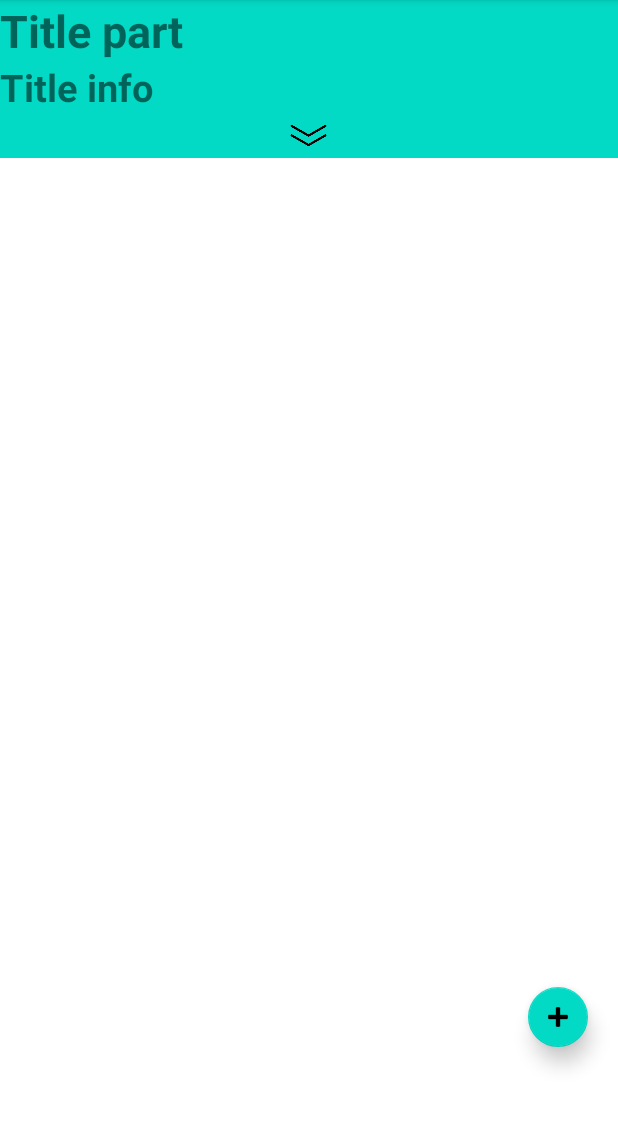
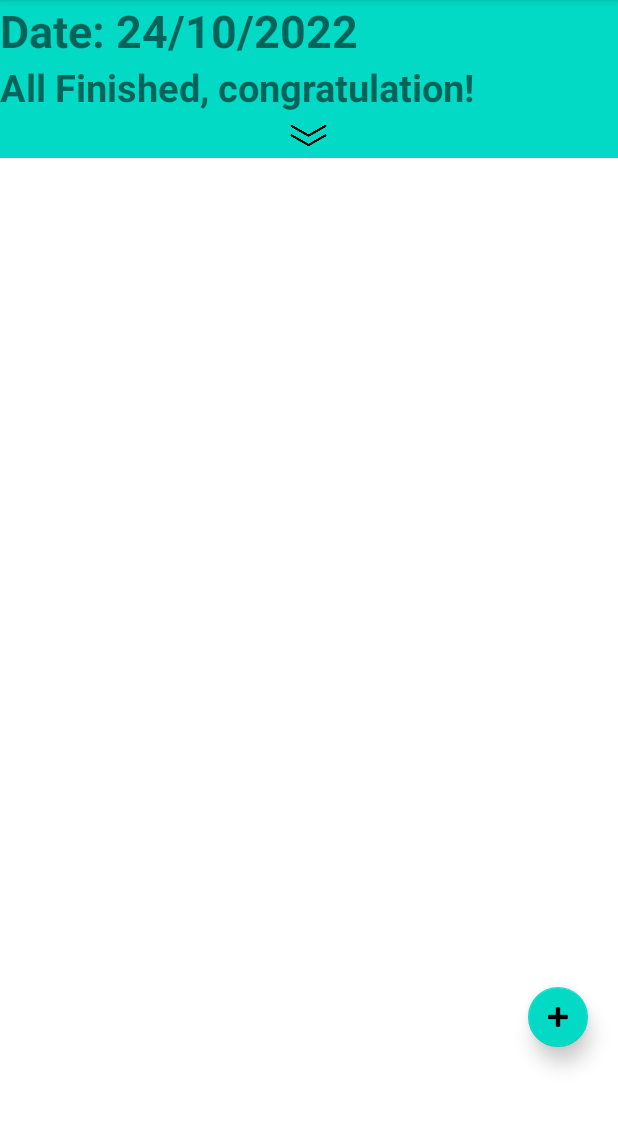
Before and after one commit to RRRoxieL/COMP90018_TodoList, an Android app: the fragment HomeFragment shown on its own in the app's theme, on a phone screen of 412 x 824 dp, the part 84-1214 px from its top. Run offline under Robolectric (Android 15) with nearby library versions, the phone set to English and light mode, and no system bars; our stand-ins replace ButterKnife; 1 statement that could not run was skipped.

Commit message:
add date&duty initialization, solve month bug

```diff
--- a/app/src/main/java/com/example/todolist/ui/home/HomeFragment.java
+++ b/app/src/main/java/com/example/todolist/ui/home/HomeFragment.java
@@ -22,6 +22,8 @@ import androidx.lifecycle.ViewModelProvider;
 import com.example.todolist.R;
 import com.example.todolist.databinding.FragmentHomeBinding;
 import com.google.android.material.floatingactionbutton.FloatingActionButton;
+
+import java.util.Calendar;
 
 import butterknife.BindView;
 import butterknife.ButterKnife;
@@ -72,8 +74,9 @@ public class HomeFragment extends Fragment {
         homeCalendar.setOnDateChangeListener(new CalendarView.OnDateChangeListener() {
             @Override
             public void onSelectedDayChange(@NonNull CalendarView view, int year, int month, int dayOfMonth) {
+                month++;
                 String date = dayOfMonth+"/"+month+"/"+year;
-                Toast.makeText(getContext(),"You selected :"+date,Toast.LENGTH_SHORT).show();
+                //Toast.makeText(getContext(),"You selected :"+date,Toast.LENGTH_SHORT).show();
                 //homeCalendar.setVisibility(View.GONE);
                 LinearLayout.LayoutParams lp = new LinearLayout.LayoutParams(
                         ViewGroup.LayoutParams.WRAP_CONTENT, ViewGroup.LayoutParams.WRAP_CONTENT);
@@ -96,6 +99,19 @@ public class HomeFragment extends Fragment {
                 pulldown.setVisibility(View.GONE);
             }
         });
+
+        // initial date and duty status
+        Calendar calendar = Calendar.getInstance();
+        //获取系统的日期
+        //年
+        int year = calendar.get(Calendar.YEAR);
+        //月
+        int month = calendar.get(Calendar.MONTH)+1;
+        //日
+        int day = calendar.get(Calendar.DAY_OF_MONTH);
+
+        dateText.setText("Date: "+day+"/"+month+"/"+year);
+        dutyText.setText(getDutyInfo());
         return root;
     }
 
```
